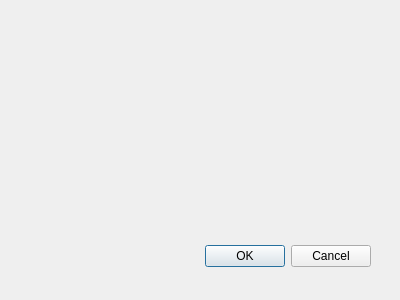
Before: the Qt Designer form incluirlivro.ui in PedroNeto05/loja_proj, drawn with Qt 5.
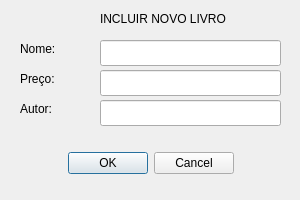
After: the same form once the commit is applied.

Diff of the .ui file:
```diff
--- a/incluirlivro.ui
+++ b/incluirlivro.ui
@@ -6,8 +6,8 @@
    <rect>
     <x>0</x>
     <y>0</y>
-    <width>400</width>
-    <height>300</height>
+    <width>300</width>
+    <height>200</height>
    </rect>
   </property>
   <property name="windowTitle">
@@ -16,10 +16,10 @@
   <widget class="QDialogButtonBox" name="buttonBox">
    <property name="geometry">
     <rect>
-     <x>30</x>
-     <y>240</y>
-     <width>341</width>
-     <height>32</height>
+     <x>0</x>
+     <y>150</y>
+     <width>301</width>
+     <height>26</height>
     </rect>
    </property>
    <property name="orientation">
@@ -28,6 +28,91 @@
    <property name="standardButtons">
     <set>QDialogButtonBox::StandardButton::Cancel|QDialogButtonBox::StandardButton::Ok</set>
    </property>
+   <property name="centerButtons">
+    <bool>true</bool>
+   </property>
+  </widget>
+  <widget class="QLabel" name="label">
+   <property name="geometry">
+    <rect>
+     <x>100</x>
+     <y>10</y>
+     <width>151</width>
+     <height>18</height>
+    </rect>
+   </property>
+   <property name="text">
+    <string>INCLUIR NOVO LIVRO</string>
+   </property>
+  </widget>
+  <widget class="QLabel" name="label_2">
+   <property name="geometry">
+    <rect>
+     <x>20</x>
+     <y>40</y>
+     <width>66</width>
+     <height>18</height>
+    </rect>
+   </property>
+   <property name="text">
+    <string>Nome:</string>
+   </property>
+  </widget>
+  <widget class="QLabel" name="label_3">
+   <property name="geometry">
+    <rect>
+     <x>20</x>
+     <y>70</y>
+     <width>66</width>
+     <height>18</height>
+    </rect>
+   </property>
+   <property name="text">
+    <string>Preço:</string>
+   </property>
+  </widget>
+  <widget class="QLabel" name="label_4">
+   <property name="geometry">
+    <rect>
+     <x>20</x>
+     <y>100</y>
+     <width>66</width>
+     <height>18</height>
+    </rect>
+   </property>
+   <property name="text">
+    <string>Autor:</string>
+   </property>
+  </widget>
+  <widget class="QLineEdit" name="lineEditNome">
+   <property name="geometry">
+    <rect>
+     <x>100</x>
+     <y>40</y>
+     <width>181</width>
+     <height>26</height>
+    </rect>
+   </property>
+  </widget>
+  <widget class="QLineEdit" name="lineEditPreco">
+   <property name="geometry">
+    <rect>
+     <x>100</x>
+     <y>70</y>
+     <width>181</width>
+     <height>26</height>
+    </rect>
+   </property>
+  </widget>
+  <widget class="QLineEdit" name="lineEditAutor">
+   <property name="geometry">
+    <rect>
+     <x>100</x>
+     <y>100</y>
+     <width>181</width>
+     <height>26</height>
+    </rect>
+   </property>
   </widget>
  </widget>
  <resources/>
```
Left out of the diff: 8 changed lines with no effect on the pictures.
